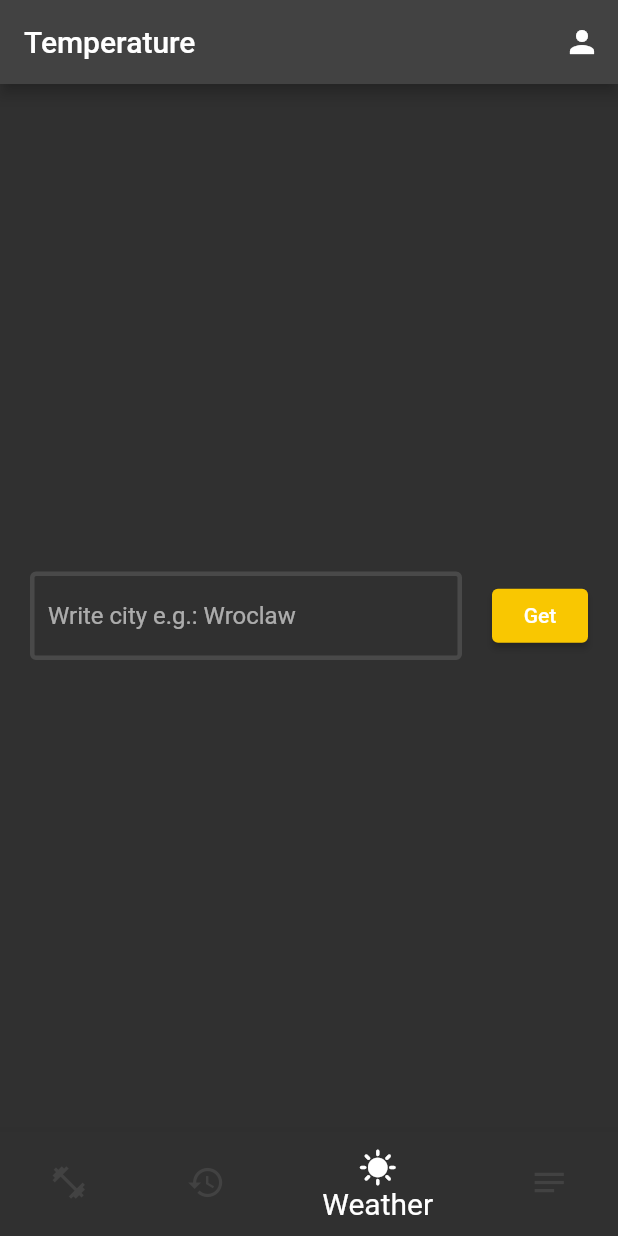
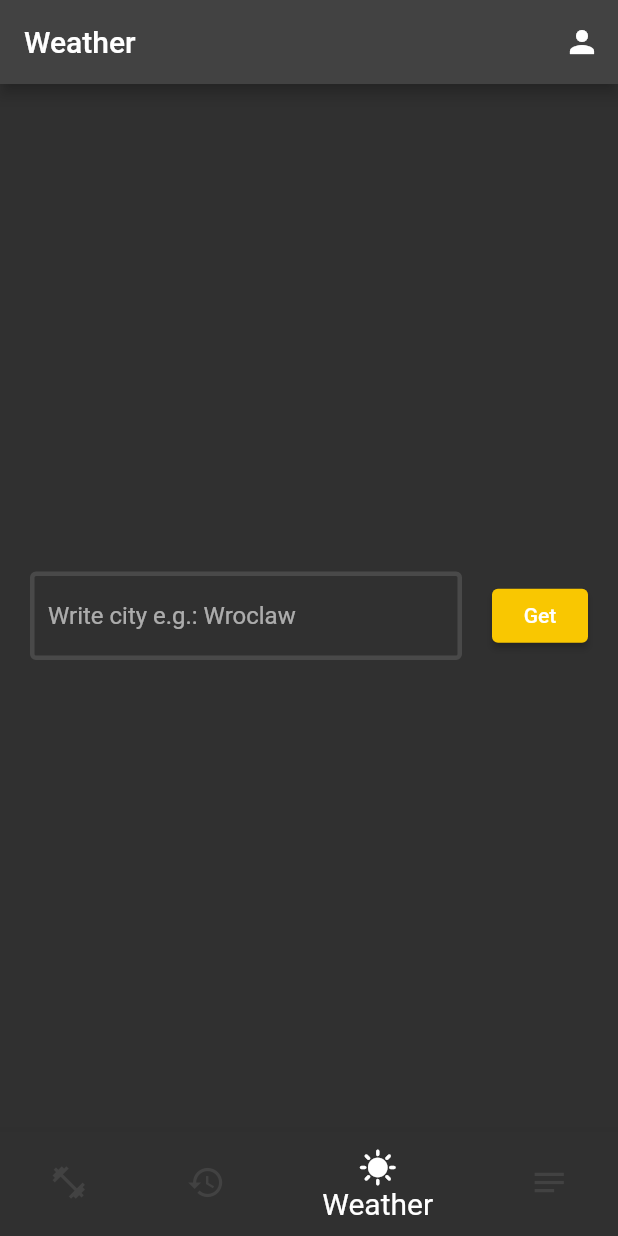
Before and after one commit to hubertgredzinski/workout_log, a Flutter app: the screen it shows once a user with an empty profile is signed in, item 3 of the bottom bar chosen, on a phone screen of 412 x 824 dp. Run offline on Flutter 3.47's test engine with Material 2 defaults, Android fonts, the phone set to English and light mode, and no system bars; our stand-ins replace bloc, cloud_firestore, dio, firebase_auth, firebase_core, flutter_bloc and 5 more; missing offline and left inert: flutterfire_ui; accounts and stored records are empty; generated files the repository leaves out were written again.

Commit message:
Change appbar name

```diff
--- a/lib/features/home/home_page.dart
+++ b/lib/features/home/home_page.dart
@@ -34,7 +34,7 @@ class _HomePageState extends State<HomePage> {
             }
             if (currentIndex == 2) {
               return const Text(
-                'Temperature',
+                'Weather',
               );
             }
             if (currentIndex == 1) {
```
